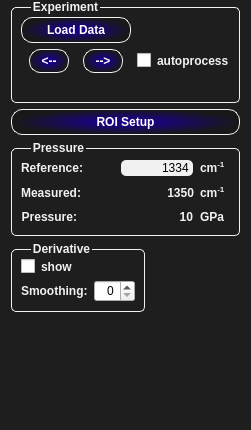
Old version of the form T-Rax/UIFiles/T_Rax_DiamondControl.ui in the repository CPrescher/T-rax.
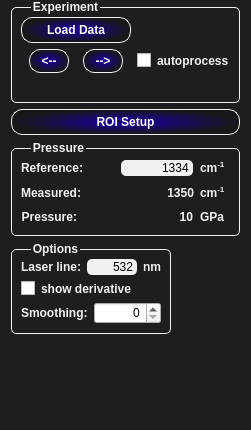
New version of the form.

What changed in the file:
```diff
--- a/T-Rax/UIFiles/T_Rax_DiamondControl.ui
+++ b/T-Rax/UIFiles/T_Rax_DiamondControl.ui
@@ -447,16 +447,53 @@
      <item>
       <widget class="QGroupBox" name="groupBox_4">
        <property name="title">
-        <string>Derivative</string>
+        <string>Options</string>
        </property>
        <layout class="QVBoxLayout" name="verticalLayout_5">
+        <item>
+         <layout class="QHBoxLayout" name="horizontalLayout_8">
+          <item>
+           <widget class="QLabel" name="label_14">
+            <property name="text">
+             <string>Laser line:</string>
+            </property>
+            <property name="alignment">
+             <set>Qt::AlignRight|Qt::AlignTrailing|Qt::AlignVCenter</set>
+            </property>
+           </widget>
+          </item>
+          <item>
+           <widget class="QLineEdit" name="laser_line_txt">
+            <property name="maximumSize">
+             <size>
+              <width>50</width>
+              <height>16777215</height>
+             </size>
+            </property>
+            <property name="text">
+             <string>532</string>
+            </property>
+            <property name="alignment">
+             <set>Qt::AlignRight|Qt::AlignTrailing|Qt::AlignVCenter</set>
+            </property>
+           </widget>
+          </item>
+          <item>
+           <widget class="QLabel" name="label_15">
+            <property name="text">
+             <string>nm</string>
+            </property>
+           </widget>
+          </item>
+         </layout>
+        </item>
         <item>
          <widget class="QCheckBox" name="derivative_show_cb">
           <property name="layoutDirection">
            <enum>Qt::LeftToRight</enum>
           </property>
           <property name="text">
-           <string>show</string>
+           <string>show derivative</string>
           </property>
           <property name="tristate">
            <bool>false</bool>
```
Left out of the diff: 2 changed lines with no effect on the pictures.
